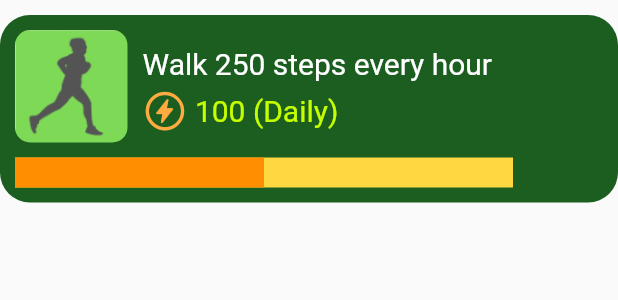
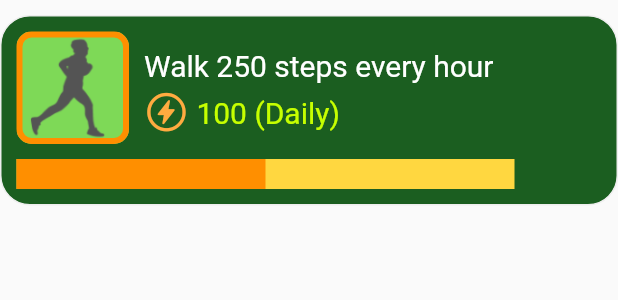
Before and after one commit to Impact2585/kolubra, a Flutter app: the Achievement widget shown alone on an empty page, opened directly, on a phone screen of 412 x 824 dp. Shown: the top 300 px of the screen. Run offline on Flutter 3.47's test engine with Material 2 defaults, Android fonts, the phone set to English and light mode, and no system bars; missing offline and left inert: fit_kit, hovering; Roboto replaces fonts that are missing (KiwiMaru).

```diff
--- a/lib/Achievement.dart
+++ b/lib/Achievement.dart
@@ -41,13 +41,18 @@ class _Achievement extends State<Achievement> {
 
   @override
   Widget build(BuildContext context) {
-    return Column(
+    return Container(
+        child: Column(
       children: <Widget>[
         SizedBox(height: 10),
         Container(
           decoration: BoxDecoration(
             color: Colors.green[900],
             borderRadius: BorderRadius.all(Radius.circular(20)),
+            border: Border.all(
+              color: Colors.grey[200],
+              width: 1.0,
+            ),
           ),
           padding: EdgeInsets.all(10),
           child: Column(
@@ -62,6 +67,7 @@ class _Achievement extends State<Achievement> {
                         width: 75,
                         decoration: BoxDecoration(
                             borderRadius: BorderRadius.all(Radius.circular(10)),
+                            border: getBorder(),
                             image: DecorationImage(
                                 image: AssetImage(ach.icon),
                                 fit: BoxFit.cover)),
@@ -101,7 +107,26 @@ class _Achievement extends State<Achievement> {
         ),
         SizedBox(height: 10),
       ],
-    );
+    ));
+  }
+
+  BoxBorder getBorder() {
+    if (ach.achType == 0) {
+      return Border.all(
+        color: Colors.amber[800],
+        width: 4.0,
+      );
+    } else if (ach.achType == 1) {
+      return Border.all(
+        color: Colors.blue[300],
+        width: 4.0,
+      );
+    } else {
+      return Border.all(
+        color: Colors.yellowAccent[400],
+        width: 6.0,
+      );
+    }
   }
 
   Widget getOptionalText() {
--- a/lib/AchievementTracker.dart
+++ b/lib/AchievementTracker.dart
@@ -78,7 +78,7 @@ class AchievementTracker {
                           itemCount: list.length,
                         ),
                       ),
-                      new ListView.builder(
+                      ListView.builder(
                         padding: EdgeInsets.all(10),
                         shrinkWrap: true,
                         itemBuilder: _buildProgression,
--- a/pubspec.yaml
+++ b/pubspec.yaml
@@ -23,6 +23,7 @@ environment:
 dependencies:
   hovering: ^1.0.4
   fit_kit: ^1.1.2
+  shimmer: ^1.1.2
   flutter:
     sdk: flutter
 
@@ -71,6 +72,11 @@ flutter:
     - assets/Environments/tree_locked.png
     - assets/CalebAssets/caleb1.png
     - assets/CalebAssets/caleb2.png
+    - assets/Creatures/Cave/golem1.png
+    - assets/Creatures/Cave/golem2.png
+    - assets/Creatures/Cave/golem3.png
+    - assets/Creatures/Forest/demiguise1.png
+    - assets/Creatures/Forest/demiguise2.png
 
   # An image asset can refer to one or more resolution-specific "variants", see
   # https://flutter.dev/assets-and-images/#resolution-aware.
```
Also changed, not shown: lib/Environment.dart (added, +165 -0 lines), lib/main.dart (+23 -8 lines), assets/Creatures/Cave/golem1.png (added), assets/Creatures/Cave/golem2.png (added), assets/Creatures/Cave/golem3.png (added), assets/Creatures/Forest/demiguise1.png (added), assets/Creatures/Forest/demiguise2.png (added), pubspec.lock.
